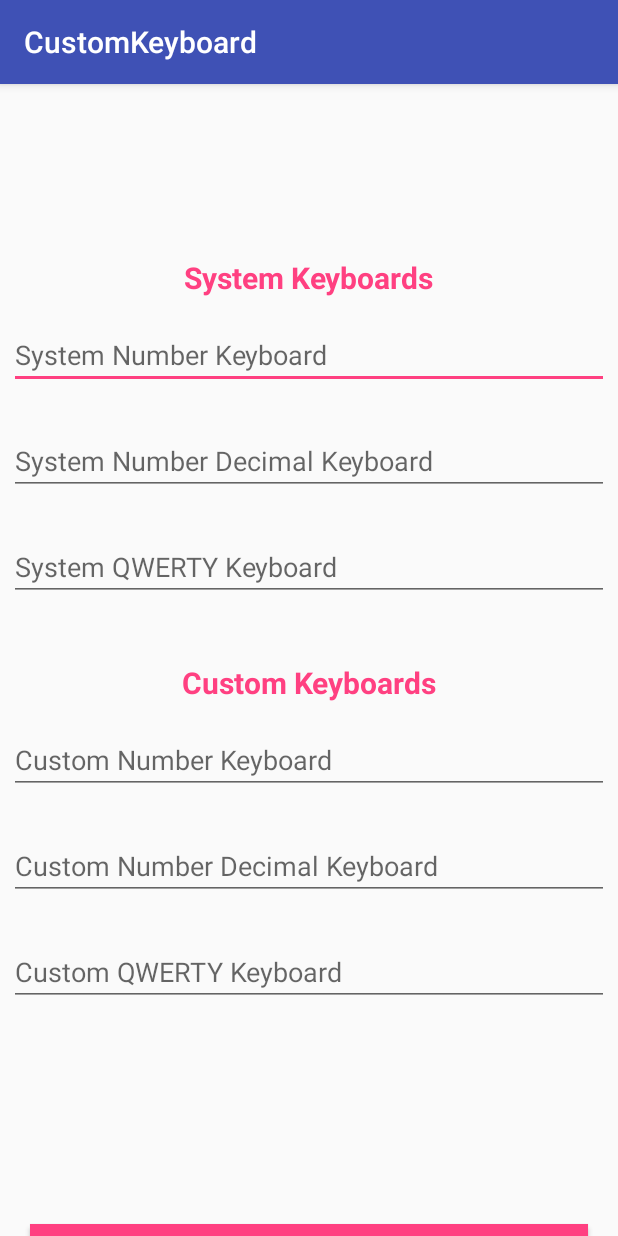
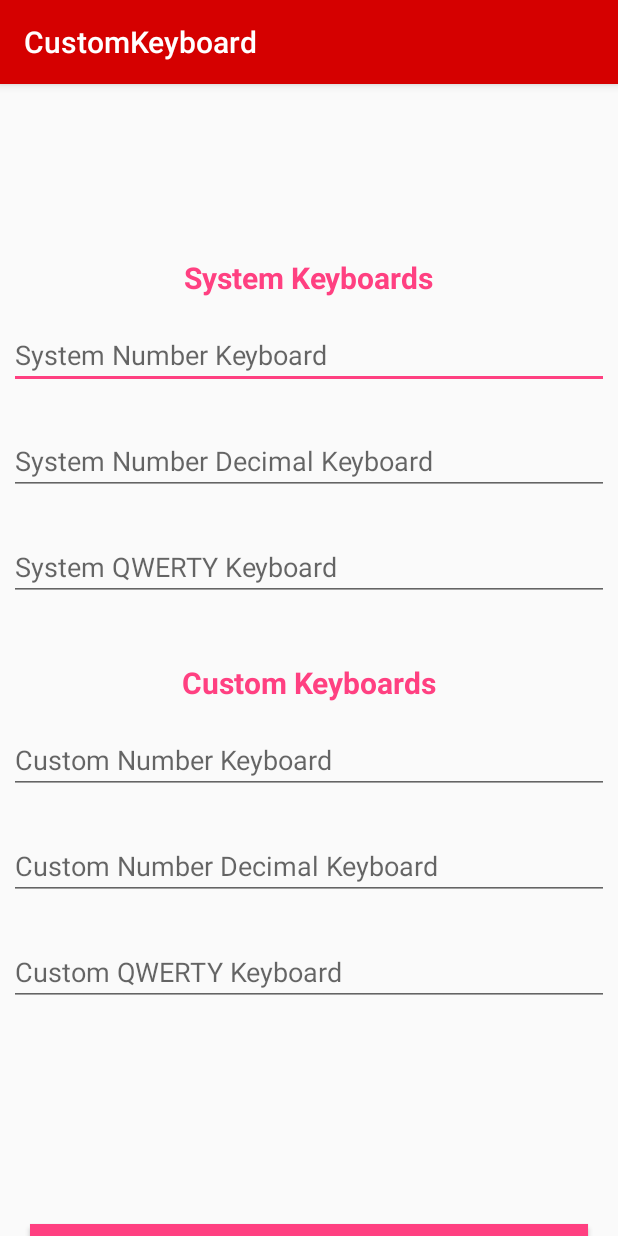
Before and after one commit to kortnevdmitriy/CustomKeyboard, an Android app: the screen it shows after launch (MainActivity), on a phone screen of 412 x 824 dp. Run offline under Robolectric (Android 15) with nearby library versions, the phone set to English and light mode, and no system bars.

Commit message:
Fixed colors

```diff
--- a/app/src/main/res/values/colors.xml
+++ b/app/src/main/res/values/colors.xml
@@ -1,6 +1,6 @@
 <?xml version="1.0" encoding="utf-8"?>
 <resources>
-    <color name="colorPrimary">#3F51B5</color>
-    <color name="colorPrimaryDark">#303F9F</color>
+    <color name="colorPrimary">#D50000</color>
+    <color name="colorPrimaryDark">#D50000</color>
     <color name="colorAccent">#FF4081</color>
 </resources>
```
